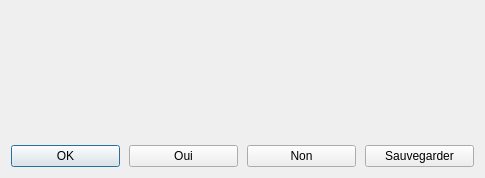
Before: the Qt Designer form mailer/src/gui/gen/handleissues.ui in asm99/muami, drawn with Qt 5.
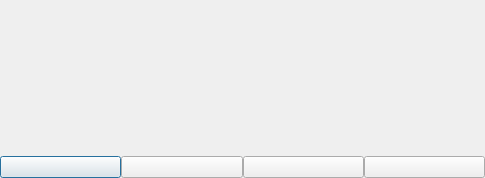
After: the same form once the commit is applied. Icons and pictures are not drawn.

```diff
--- a/mailer/src/gui/gen/handleissues.ui
+++ b/mailer/src/gui/gen/handleissues.ui
@@ -10,12 +10,39 @@
     <height>178</height>
    </rect>
   </property>
+  <property name="sizePolicy">
+   <sizepolicy hsizetype="Fixed" vsizetype="Fixed">
+    <horstretch>0</horstretch>
+    <verstretch>0</verstretch>
+   </sizepolicy>
+  </property>
   <property name="windowTitle">
    <string>Dialog</string>
   </property>
   <layout class="QVBoxLayout" name="verticalLayout">
+   <property name="spacing">
+    <number>0</number>
+   </property>
+   <property name="leftMargin">
+    <number>0</number>
+   </property>
+   <property name="topMargin">
+    <number>0</number>
+   </property>
+   <property name="rightMargin">
+    <number>0</number>
+   </property>
+   <property name="bottomMargin">
+    <number>0</number>
+   </property>
    <item>
     <widget class="QLabel" name="issueLabel">
+     <property name="sizePolicy">
+      <sizepolicy hsizetype="Expanding" vsizetype="Expanding">
+       <horstretch>0</horstretch>
+       <verstretch>0</verstretch>
+      </sizepolicy>
+     </property>
      <property name="text">
       <string/>
      </property>
@@ -25,39 +52,129 @@
     </widget>
    </item>
    <item>
+    <widget class="QWidget" name="" native="true">
+     <property name="sizePolicy">
+      <sizepolicy hsizetype="Expanding" vsizetype="Maximum">
+       <horstretch>0</horstretch>
+       <verstretch>0</verstretch>
+      </sizepolicy>
+     </property>
+     <property name="maximumSize">
+      <size>
+       <width>16777215</width>
+       <height>30</height>
+      </size>
+     </property>
     <layout class="QHBoxLayout" name="horizontalLayout">
      <property name="spacing">
-      <number>9</number>
+       <number>0</number>
+      </property>
+      <property name="leftMargin">
+       <number>0</number>
+      </property>
+      <property name="topMargin">
+       <number>0</number>
+      </property>
+      <property name="rightMargin">
+       <number>0</number>
+      </property>
+      <property name="bottomMargin">
+       <number>0</number>
      </property>
      <item>
       <widget class="QPushButton" name="okButton">
+        <property name="sizePolicy">
+         <sizepolicy hsizetype="Expanding" vsizetype="Maximum">
+          <horstretch>0</horstretch>
+          <verstretch>0</verstretch>
+         </sizepolicy>
+        </property>
        <property name="text">
-        <string>OK</string>
+         <string/>
+        </property>
+        <property name="icon">
+         <iconset resource="../icons.qrc">
+          <normaloff>:/icon/res/checkbox-marked-circle-outline.png</normaloff>:/icon/res/checkbox-marked-circle-outline.png</iconset>
+        </property>
+        <property name="iconSize">
+         <size>
+          <width>20</width>
+          <height>20</height>
+         </size>
        </property>
       </widget>
      </item>
      <item>
       <widget class="QPushButton" name="ouiButton">
+        <property name="sizePolicy">
+         <sizepolicy hsizetype="Expanding" vsizetype="Maximum">
+          <horstretch>0</horstretch>
+          <verstretch>0</verstretch>
+         </sizepolicy>
+        </property>
        <property name="text">
-        <string>Oui</string>
+         <string/>
+        </property>
+        <property name="icon">
+         <iconset resource="../icons.qrc">
+          <normaloff>:/icon/res/checkbox-marked-circle-outline.png</normaloff>:/icon/res/checkbox-marked-circle-outline.png</iconset>
+        </property>
+        <property name="iconSize">
+         <size>
+          <width>20</width>
+          <height>20</height>
+         </size>
        </property>
       </widget>
      </item>
      <item>
       <widget class="QPushButton" name="nonButton">
+        <property name="sizePolicy">
+         <sizepolicy hsizetype="Expanding" vsizetype="Maximum">
+          <horstretch>0</horstretch>
+          <verstretch>0</verstretch>
+         </sizepolicy>
+        </property>
        <property name="text">
-        <string>Non</string>
+         <string/>
+        </property>
+        <property name="icon">
+         <iconset resource="../icons.qrc">
+          <normaloff>:/icon/res/close-circle-outline.png</normaloff>:/icon/res/close-circle-outline.png</iconset>
+        </property>
+        <property name="iconSize">
+         <size>
+          <width>20</width>
+          <height>20</height>
+         </size>
        </property>
       </widget>
      </item>
      <item>
       <widget class="QPushButton" name="saveButton">
+        <property name="sizePolicy">
+         <sizepolicy hsizetype="Expanding" vsizetype="Maximum">
+          <horstretch>0</horstretch>
+          <verstretch>0</verstretch>
+         </sizepolicy>
+        </property>
        <property name="text">
-        <string>Sauvegarder</string>
+         <string/>
+        </property>
+        <property name="icon">
+         <iconset resource="../icons.qrc">
+          <normaloff>:/icon/res/stiffy.png</normaloff>:/icon/res/stiffy.png</iconset>
+        </property>
+        <property name="iconSize">
+         <size>
+          <width>20</width>
+          <height>20</height>
+         </size>
        </property>
       </widget>
      </item>
     </layout>
+    </widget>
    </item>
   </layout>
   <action name="actionOui">
```
Left out of the diff: 4 changed lines with no effect on the pictures. Lines whose indentation alone changed are shown as unchanged.
